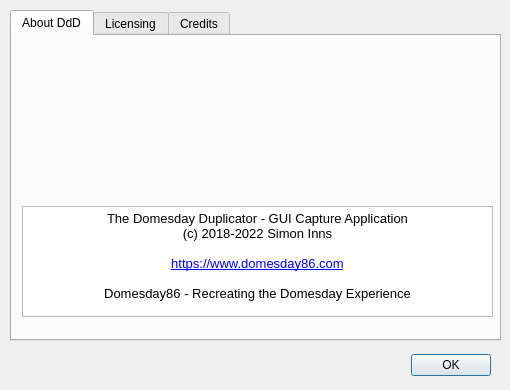
simoninns/DomesdayDuplicator, file gui/src/DomesdayDuplicator/aboutdialog.ui: the form before one commit.
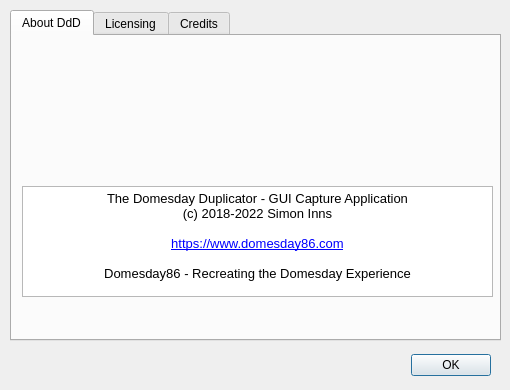
The form after the commit. The open tabs and pages were chosen to show the change. Icons and pictures are not drawn.

Patch:
```diff
--- a/gui/src/DomesdayDuplicator/aboutdialog.ui
+++ b/gui/src/DomesdayDuplicator/aboutdialog.ui
@@ -63,7 +63,7 @@
        <x>10</x>
        <y>10</y>
        <width>471</width>
-       <height>141</height>
+       <height>133</height>
       </rect>
      </property>
      <property name="text">
@@ -80,7 +80,7 @@
      <property name="geometry">
       <rect>
        <x>10</x>
-       <y>170</y>
+       <y>150</y>
        <width>471</width>
        <height>111</height>
       </rect>
@@ -101,6 +101,22 @@
       <bool>false</bool>
      </property>
     </widget>
+    <widget class="QLabel" name="versionLabel">
+     <property name="geometry">
+      <rect>
+       <x>10</x>
+       <y>265</y>
+       <width>471</width>
+       <height>20</height>
+      </rect>
+     </property>
+     <property name="text">
+      <string/>
+     </property>
+     <property name="alignment">
+      <set>Qt::AlignCenter</set>
+     </property>
+    </widget>
    </widget>
    <widget class="QWidget" name="license">
     <attribute name="title">
```
